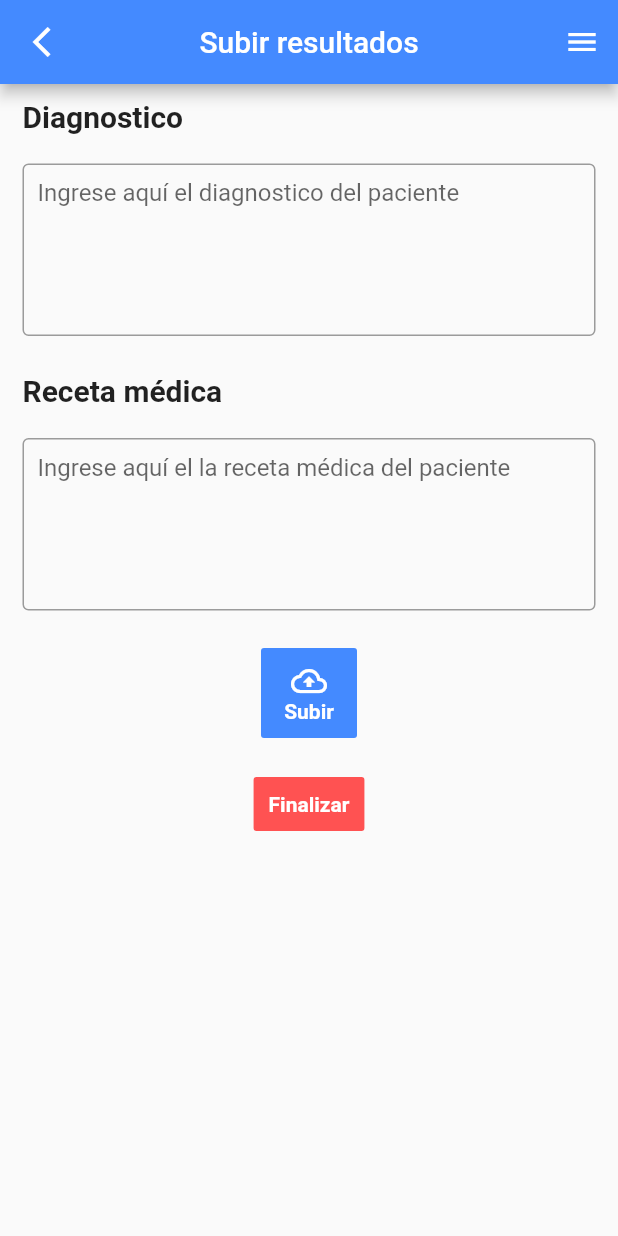
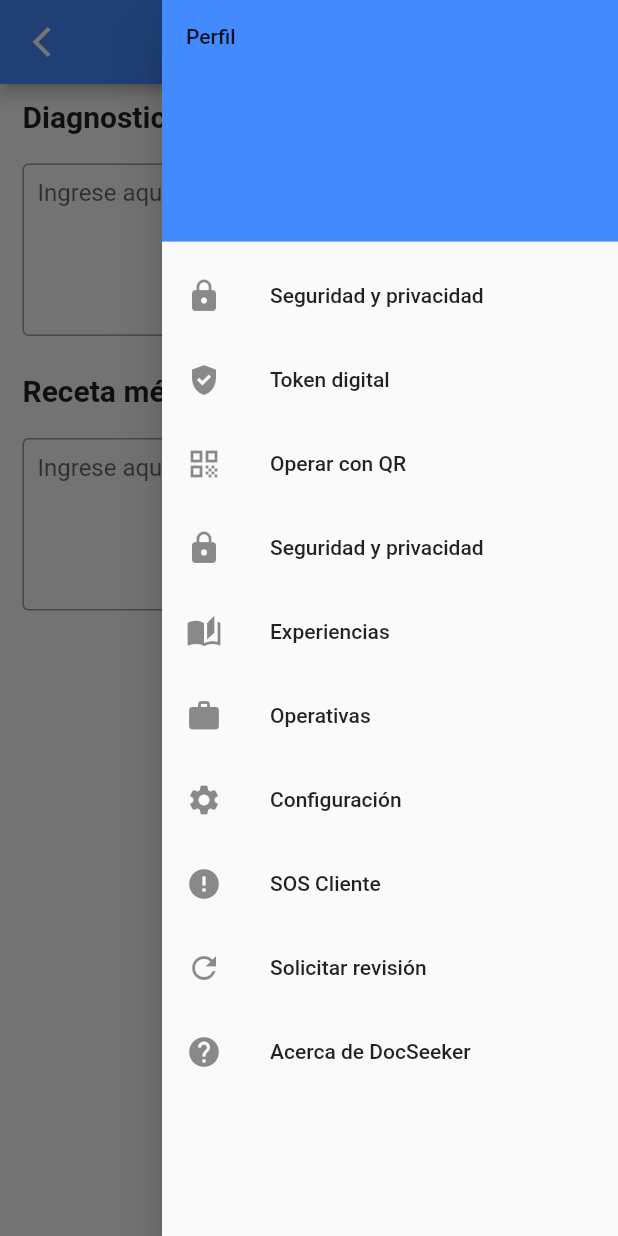
Before and after one commit to MIRAI-AppsMoviles-WS62-GRUPO-2/DocSeekerApp, a Flutter app: the screen it shows after launch, with the side drawer open (before the commit the screen has no drawer), on a phone screen of 412 x 824 dp. Run offline on Flutter 3.47's test engine with Material 2 defaults, Android fonts, the phone set to English and light mode, and no system bars.

Commit message:
Add end drawer and option titles

```diff
--- a/lib/main.dart
+++ b/lib/main.dart
@@ -16,6 +16,7 @@ class _MyAppState extends State<MyApp> {
   @override
   Widget build(BuildContext context) {
     return const MaterialApp(
+      debugShowCheckedModeBanner: false,
       home: Results(),
     );
   }
--- a/lib/results.dart
+++ b/lib/results.dart
@@ -1,3 +1,4 @@
+import 'package:doc_seeker_app/sidebar.dart';
 import 'package:flutter/material.dart';
 
 class Results extends StatefulWidget {
@@ -21,12 +22,17 @@ class _ResultsState extends State<Results> {
     );
 
     return Scaffold(
+      endDrawer: const MyDrawer(),
         appBar: AppBar(
           title: const Text("Subir resultados", style: TextStyle(color: Colors.white),),
           backgroundColor: Colors.blueAccent,
           centerTitle: true,
           actions: <Widget>[
-            IconButton(onPressed: (){}, icon: const Icon(Icons.menu, color: Colors.white,))
+            Builder(
+              builder: (context) {
+                return IconButton(onPressed: (){ Scaffold.of(context).openEndDrawer();}, icon: const Icon(Icons.menu, color: Colors.white,));
+              }
+            )
           ],
           leading: IconButton(
             onPressed: () {},
--- /dev/null
+++ b/lib/sidebar.dart
@@ -0,0 +1,66 @@
+import 'package:flutter/material.dart';
+
+class MyDrawer extends StatefulWidget {
+  const MyDrawer({super.key});
+
+  @override
+  State<MyDrawer> createState() => _MyDrawerState();
+}
+
+class _MyDrawerState extends State<MyDrawer> {
+  @override
+  Widget build(BuildContext context) {
+    return Drawer(
+      child: ListView(
+        children: const <Widget>[
+          DrawerHeader(
+            decoration: BoxDecoration(
+              color: Colors.blueAccent
+            ),
+              child: Text("Perfil")
+          ),
+          ListTile(
+            leading: Icon(Icons.lock),
+            title: Text("Seguridad y privacidad"),
+          ),
+          ListTile(
+            leading: Icon(Icons.gpp_good),
+            title: Text("Token digital"),
+          ),
+          ListTile(
+            leading: Icon(Icons.qr_code),
+            title: Text("Operar con QR"),
+          ),
+          ListTile(
+            leading: Icon(Icons.lock),
+            title: Text("Seguridad y privacidad"),
+          ),
+          ListTile(
+            leading: Icon(Icons.auto_stories),
+            title: Text("Experiencias"),
+          ),
+          ListTile(
+            leading: Icon(Icons.work),
+            title: Text("Operativas"),
+          ),
+          ListTile(
+            leading: Icon(Icons.settings),
+            title: Text("Configuración"),
+          ),
+          ListTile(
+            leading: Icon(Icons.error),
+            title: Text("SOS Cliente"),
+          ),
+          ListTile(
+            leading: Icon(Icons.refresh),
+            title: Text("Solicitar revisión"),
+          ),
+          ListTile(
+            leading: Icon(Icons.help),
+            title: Text("Acerca de DocSeeker"),
+          ),
+        ],
+      )
+    );
+  }
+}
```
